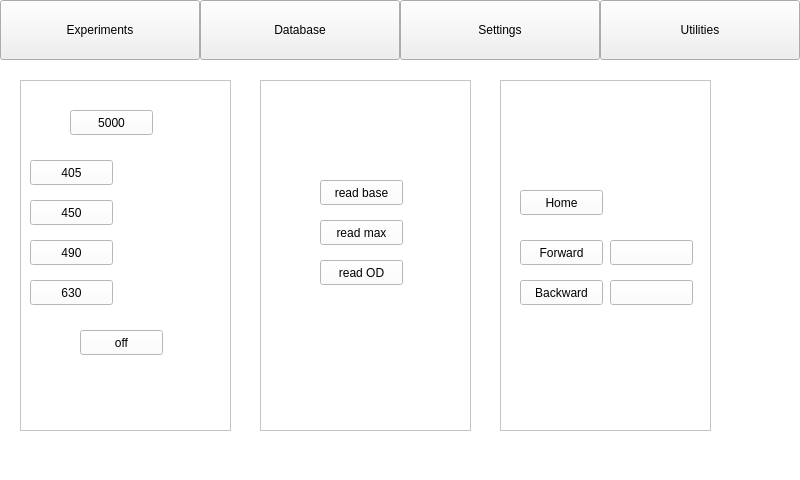
srikrishnan90/ELISAREADER, file mainwindow.ui: the form before one commit.
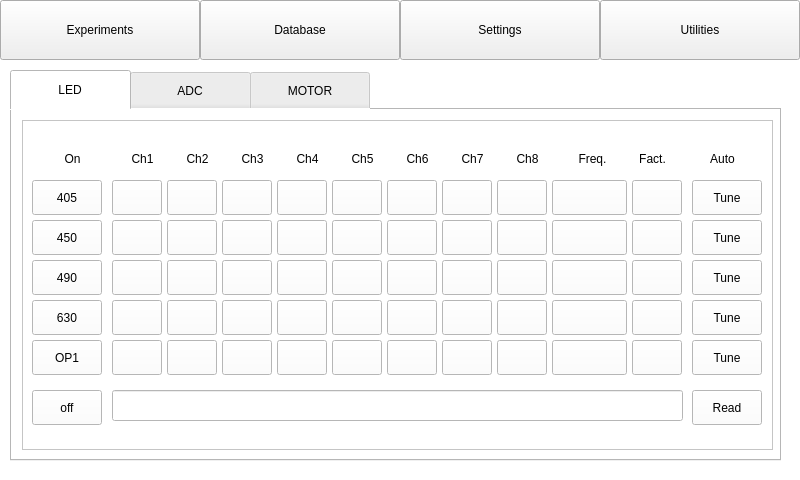
The form after the commit. The open tabs and pages were chosen to show the change.

What changed in the file:
```diff
--- a/mainwindow.ui
+++ b/mainwindow.ui
@@ -6661,13 +6661,32 @@
      </widget>
     </widget>
     <widget class="QWidget" name="page_7">
+     <widget class="QTabWidget" name="tabWidget_2">
+      <property name="geometry">
+       <rect>
+        <x>10</x>
+        <y>70</y>
+        <width>771</width>
+        <height>391</height>
+       </rect>
+      </property>
+      <property name="styleSheet">
+       <string notr="true">QTabBar::tab { height: 40px; width: 120px; }</string>
+      </property>
+      <property name="currentIndex">
+       <number>1</number>
+      </property>
+      <widget class="QWidget" name="tab_7">
+       <attribute name="title">
+        <string>LED</string>
+       </attribute>
      <widget class="QFrame" name="frame_15">
       <property name="geometry">
        <rect>
-        <x>20</x>
-        <y>80</y>
-        <width>211</width>
-        <height>351</height>
+          <x>10</x>
+          <y>10</y>
+          <width>751</width>
+          <height>330</height>
        </rect>
       </property>
       <property name="frameShape">
@@ -6680,9 +6699,9 @@
        <property name="geometry">
         <rect>
          <x>10</x>
-         <y>80</y>
-         <width>83</width>
-         <height>25</height>
+           <y>60</y>
+           <width>70</width>
+           <height>35</height>
         </rect>
        </property>
        <property name="text">
@@ -6693,9 +6712,9 @@
        <property name="geometry">
         <rect>
          <x>10</x>
-         <y>120</y>
-         <width>83</width>
-         <height>25</height>
+           <y>100</y>
+           <width>70</width>
+           <height>35</height>
         </rect>
        </property>
        <property name="text">
@@ -6706,9 +6725,9 @@
        <property name="geometry">
         <rect>
          <x>10</x>
-         <y>160</y>
-         <width>83</width>
-         <height>25</height>
+           <y>140</y>
+           <width>70</width>
+           <height>35</height>
         </rect>
        </property>
        <property name="text">
@@ -6719,49 +6738,984 @@
        <property name="geometry">
         <rect>
          <x>10</x>
-         <y>200</y>
-         <width>83</width>
-         <height>25</height>
+           <y>180</y>
+           <width>70</width>
+           <height>35</height>
         </rect>
        </property>
        <property name="text">
         <string>630</string>
        </property>
       </widget>
-      <widget class="QPushButton" name="pushButton_10">
-       <property name="geometry">
-        <rect>
-         <x>50</x>
-         <y>30</y>
-         <width>83</width>
-         <height>25</height>
-        </rect>
-       </property>
-       <property name="text">
-        <string>5000</string>
-       </property>
-      </widget>
       <widget class="QPushButton" name="pushButton_11">
        <property name="geometry">
         <rect>
-         <x>60</x>
-         <y>250</y>
-         <width>83</width>
-         <height>25</height>
+           <x>10</x>
+           <y>270</y>
+           <width>70</width>
+           <height>35</height>
         </rect>
        </property>
        <property name="text">
         <string>off</string>
        </property>
       </widget>
-     </widget>
+        <widget class="QPushButton" name="pushButton_56">
+         <property name="geometry">
+          <rect>
+           <x>10</x>
+           <y>220</y>
+           <width>70</width>
+           <height>35</height>
+          </rect>
+         </property>
+         <property name="text">
+          <string>OP1</string>
+         </property>
+        </widget>
+        <widget class="QLabel" name="label_57">
+         <property name="geometry">
+          <rect>
+           <x>100</x>
+           <y>30</y>
+           <width>41</width>
+           <height>17</height>
+          </rect>
+         </property>
+         <property name="text">
+          <string>Ch1</string>
+         </property>
+         <property name="alignment">
+          <set>Qt::AlignCenter</set>
+         </property>
+        </widget>
+        <widget class="QLabel" name="label_58">
+         <property name="geometry">
+          <rect>
+           <x>155</x>
+           <y>30</y>
+           <width>41</width>
+           <height>17</height>
+          </rect>
+         </property>
+         <property name="text">
+          <string>Ch2</string>
+         </property>
+         <property name="alignment">
+          <set>Qt::AlignCenter</set>
+         </property>
+        </widget>
+        <widget class="QLabel" name="label_59">
+         <property name="geometry">
+          <rect>
+           <x>210</x>
+           <y>30</y>
+           <width>41</width>
+           <height>17</height>
+          </rect>
+         </property>
+         <property name="text">
+          <string>Ch3</string>
+         </property>
+         <property name="alignment">
+          <set>Qt::AlignCenter</set>
+         </property>
+        </widget>
+        <widget class="QLabel" name="label_60">
+         <property name="geometry">
+          <rect>
+           <x>265</x>
+           <y>30</y>
+           <width>41</width>
+           <height>17</height>
+          </rect>
+         </property>
+         <property name="text">
+          <string>Ch4</string>
+         </property>
+         <property name="alignment">
+          <set>Qt::AlignCenter</set>
+         </property>
+        </widget>
+        <widget class="QLabel" name="label_61">
+         <property name="geometry">
+          <rect>
+           <x>320</x>
+           <y>30</y>
+           <width>41</width>
+           <height>17</height>
+          </rect>
+         </property>
+         <property name="text">
+          <string>Ch5</string>
+         </property>
+         <property name="alignment">
+          <set>Qt::AlignCenter</set>
+         </property>
+        </widget>
+        <widget class="QLabel" name="label_62">
+         <property name="geometry">
+          <rect>
+           <x>375</x>
+           <y>30</y>
+           <width>41</width>
+           <height>17</height>
+          </rect>
+         </property>
+         <property name="text">
+          <string>Ch6</string>
+         </property>
+         <property name="alignment">
+          <set>Qt::AlignCenter</set>
+         </property>
+        </widget>
+        <widget class="QLabel" name="label_63">
+         <property name="geometry">
+          <rect>
+           <x>430</x>
+           <y>30</y>
+           <width>41</width>
+           <height>17</height>
+          </rect>
+         </property>
+         <property name="text">
+          <string>Ch7</string>
+         </property>
+         <property name="alignment">
+          <set>Qt::AlignCenter</set>
+         </property>
+        </widget>
+        <widget class="QLabel" name="label_64">
+         <property name="geometry">
+          <rect>
+           <x>485</x>
+           <y>30</y>
+           <width>41</width>
+           <height>17</height>
+          </rect>
+         </property>
+         <property name="text">
+          <string>Ch8</string>
+         </property>
+         <property name="alignment">
+          <set>Qt::AlignCenter</set>
+         </property>
+        </widget>
+        <widget class="QLabel" name="label_65">
+         <property name="geometry">
+          <rect>
+           <x>550</x>
+           <y>30</y>
+           <width>41</width>
+           <height>17</height>
+          </rect>
+         </property>
+         <property name="text">
+          <string>Freq.</string>
+         </property>
+         <property name="alignment">
+          <set>Qt::AlignCenter</set>
+         </property>
+        </widget>
+        <widget class="QLabel" name="label_66">
+         <property name="geometry">
+          <rect>
+           <x>610</x>
+           <y>30</y>
+           <width>41</width>
+           <height>17</height>
+          </rect>
+         </property>
+         <property name="text">
+          <string>Fact.</string>
+         </property>
+         <property name="alignment">
+          <set>Qt::AlignCenter</set>
+         </property>
+        </widget>
+        <widget class="QPushButton" name="pushButton_57">
+         <property name="geometry">
+          <rect>
+           <x>670</x>
+           <y>220</y>
+           <width>70</width>
+           <height>35</height>
+          </rect>
+         </property>
+         <property name="text">
+          <string>Tune</string>
+         </property>
+        </widget>
+        <widget class="QPushButton" name="pushButton_58">
+         <property name="geometry">
+          <rect>
+           <x>670</x>
+           <y>140</y>
+           <width>70</width>
+           <height>35</height>
+          </rect>
+         </property>
+         <property name="text">
+          <string>Tune</string>
+         </property>
+        </widget>
+        <widget class="QPushButton" name="pushButton_59">
+         <property name="geometry">
+          <rect>
+           <x>670</x>
+           <y>60</y>
+           <width>70</width>
+           <height>35</height>
+          </rect>
+         </property>
+         <property name="text">
+          <string>Tune</string>
+         </property>
+        </widget>
+        <widget class="QPushButton" name="pushButton_60">
+         <property name="geometry">
+          <rect>
+           <x>670</x>
+           <y>100</y>
+           <width>70</width>
+           <height>35</height>
+          </rect>
+         </property>
+         <property name="text">
+          <string>Tune</string>
+         </property>
+        </widget>
+        <widget class="QPushButton" name="pushButton_61">
+         <property name="geometry">
+          <rect>
+           <x>670</x>
+           <y>180</y>
+           <width>70</width>
+           <height>35</height>
+          </rect>
+         </property>
+         <property name="text">
+          <string>Tune</string>
+         </property>
+        </widget>
+        <widget class="QPushButton" name="ch1_op1">
+         <property name="geometry">
+          <rect>
+           <x>90</x>
+           <y>220</y>
+           <width>50</width>
+           <height>35</height>
+          </rect>
+         </property>
+         <property name="text">
+          <string/>
+         </property>
+        </widget>
+        <widget class="QPushButton" name="ch1_490">
+         <property name="geometry">
+          <rect>
+           <x>90</x>
+           <y>140</y>
+           <width>50</width>
+           <height>35</height>
+          </rect>
+         </property>
+         <property name="text">
+          <string/>
+         </property>
+        </widget>
+        <widget class="QPushButton" name="ch1_405">
+         <property name="geometry">
+          <rect>
+           <x>90</x>
+           <y>60</y>
+           <width>50</width>
+           <height>35</height>
+          </rect>
+         </property>
+         <property name="text">
+          <string/>
+         </property>
+        </widget>
+        <widget class="QPushButton" name="ch1_450">
+         <property name="geometry">
+          <rect>
+           <x>90</x>
+           <y>100</y>
+           <width>50</width>
+           <height>35</height>
+          </rect>
+         </property>
+         <property name="text">
+          <string/>
+         </property>
+        </widget>
+        <widget class="QPushButton" name="ch1_630">
+         <property name="geometry">
+          <rect>
+           <x>90</x>
+           <y>180</y>
+           <width>50</width>
+           <height>35</height>
+          </rect>
+         </property>
+         <property name="text">
+          <string/>
+         </property>
+        </widget>
+        <widget class="QPushButton" name="ch2_op1">
+         <property name="geometry">
+          <rect>
+           <x>145</x>
+           <y>220</y>
+           <width>50</width>
+           <height>35</height>
+          </rect>
+         </property>
+         <property name="text">
+          <string/>
+         </property>
+        </widget>
+        <widget class="QPushButton" name="ch2_490">
+         <property name="geometry">
+          <rect>
+           <x>145</x>
+           <y>140</y>
+           <width>50</width>
+           <height>35</height>
+          </rect>
+         </property>
+         <property name="text">
+          <string/>
+         </property>
+        </widget>
+        <widget class="QPushButton" name="ch2_405">
+         <property name="geometry">
+          <rect>
+           <x>145</x>
+           <y>60</y>
+           <width>50</width>
+           <height>35</height>
+          </rect>
+         </property>
+         <property name="text">
+          <string/>
+         </property>
+        </widget>
+        <widget class="QPushButton" name="ch2_450">
+         <property name="geometry">
+          <rect>
+           <x>145</x>
+           <y>100</y>
+           <width>50</width>
+           <height>35</height>
+          </rect>
+         </property>
+         <property name="text">
+          <string/>
+         </property>
+        </widget>
+        <widget class="QPushButton" name="ch2_630">
+         <property name="geometry">
+          <rect>
+           <x>145</x>
+           <y>180</y>
+           <width>50</width>
+           <height>35</height>
+          </rect>
+         </property>
+         <property name="text">
+          <string/>
+         </property>
+        </widget>
+        <widget class="QPushButton" name="ch3_op1">
+         <property name="geometry">
+          <rect>
+           <x>200</x>
+           <y>220</y>
+           <width>50</width>
+           <height>35</height>
+          </rect>
+         </property>
+         <property name="text">
+          <string/>
+         </property>
+        </widget>
+        <widget class="QPushButton" name="ch3_490">
+         <property name="geometry">
+          <rect>
+           <x>200</x>
+           <y>140</y>
+           <width>50</width>
+           <height>35</height>
+          </rect>
+         </property>
+         <property name="text">
+          <string/>
+         </property>
+        </widget>
+        <widget class="QPushButton" name="ch3_405">
+         <property name="geometry">
+          <rect>
+           <x>200</x>
+           <y>60</y>
+           <width>50</width>
+           <height>35</height>
+          </rect>
+         </property>
+         <property name="text">
+          <string/>
+         </property>
+        </widget>
+        <widget class="QPushButton" name="ch3_450">
+         <property name="geometry">
+          <rect>
+           <x>200</x>
+           <y>100</y>
+           <width>50</width>
+           <height>35</height>
+          </rect>
+         </property>
+         <property name="text">
+          <string/>
+         </property>
+        </widget>
+        <widget class="QPushButton" name="ch3_630">
+         <property name="geometry">
+          <rect>
+           <x>200</x>
+           <y>180</y>
+           <width>50</width>
+           <height>35</height>
+          </rect>
+         </property>
+         <property name="text">
+          <string/>
+         </property>
+        </widget>
+        <widget class="QPushButton" name="ch4_op1">
+         <property name="geometry">
+          <rect>
+           <x>255</x>
+           <y>220</y>
+           <width>50</width>
+           <height>35</height>
+          </rect>
+         </property>
+         <property name="text">
+          <string/>
+         </property>
+        </widget>
+        <widget class="QPushButton" name="ch4_490">
+         <property name="geometry">
+          <rect>
+           <x>255</x>
+           <y>140</y>
+           <width>50</width>
+           <height>35</height>
+          </rect>
+         </property>
+         <property name="text">
+          <string/>
+         </property>
+        </widget>
+        <widget class="QPushButton" name="ch4_405">
+         <property name="geometry">
+          <rect>
+           <x>255</x>
+           <y>60</y>
+           <width>50</width>
+           <height>35</height>
+          </rect>
+         </property>
+         <property name="text">
+          <string/>
+         </property>
+        </widget>
+        <widget class="QPushButton" name="ch4_450">
+         <property name="geometry">
+          <rect>
+           <x>255</x>
+           <y>100</y>
+           <width>50</width>
+           <height>35</height>
+          </rect>
+         </property>
+         <property name="text">
+          <string/>
+         </property>
+        </widget>
+        <widget class="QPushButton" name="ch4_630">
+         <property name="geometry">
+          <rect>
+           <x>255</x>
+           <y>180</y>
+           <width>50</width>
+           <height>35</height>
+          </rect>
+         </property>
+         <property name="text">
+          <string/>
+         </property>
+        </widget>
+        <widget class="QPushButton" name="ch5_op1">
+         <property name="geometry">
+          <rect>
+           <x>310</x>
+           <y>220</y>
+           <width>50</width>
+           <height>35</height>
+          </rect>
+         </property>
+         <property name="text">
+          <string/>
+         </property>
+        </widget>
+        <widget class="QPushButton" name="ch5_490">
+         <property name="geometry">
+          <rect>
+           <x>310</x>
+           <y>140</y>
+           <width>50</width>
+           <height>35</height>
+          </rect>
+         </property>
+         <property name="text">
+          <string/>
+         </property>
+        </widget>
+        <widget class="QPushButton" name="ch5_405">
+         <property name="geometry">
+          <rect>
+           <x>310</x>
+           <y>60</y>
+           <width>50</width>
+           <height>35</height>
+          </rect>
+         </property>
+         <property name="text">
+          <string/>
+         </property>
+        </widget>
+        <widget class="QPushButton" name="ch5_450">
+         <property name="geometry">
+          <rect>
+           <x>310</x>
+           <y>100</y>
+           <width>50</width>
+           <height>35</height>
+          </rect>
+         </property>
+         <property name="text">
+          <string/>
+         </property>
+        </widget>
+        <widget class="QPushButton" name="ch5_630">
+         <property name="geometry">
+          <rect>
+           <x>310</x>
+           <y>180</y>
+           <width>50</width>
+           <height>35</height>
+          </rect>
+         </property>
+         <property name="text">
+          <string/>
+         </property>
+        </widget>
+        <widget class="QPushButton" name="ch6_405">
+         <property name="geometry">
+          <rect>
+           <x>365</x>
+           <y>60</y>
+           <width>50</width>
+           <height>35</height>
+          </rect>
+         </property>
+         <property name="text">
+          <string/>
+         </property>
+        </widget>
+        <widget class="QPushButton" name="ch6_630">
+         <property name="geometry">
+          <rect>
+           <x>365</x>
+           <y>180</y>
+           <width>50</width>
+           <height>35</height>
+          </rect>
+         </property>
+         <property name="text">
+          <string/>
+         </property>
+        </widget>
+        <widget class="QPushButton" name="ch6_490">
+         <property name="geometry">
+          <rect>
+           <x>365</x>
+           <y>140</y>
+           <width>50</width>
+           <height>35</height>
+          </rect>
+         </property>
+         <property name="text">
+          <string/>
+         </property>
+        </widget>
+        <widget class="QPushButton" name="ch6_450">
+         <property name="geometry">
+          <rect>
+           <x>365</x>
+           <y>100</y>
+           <width>50</width>
+           <height>35</height>
+          </rect>
+         </property>
+         <property name="text">
+          <string/>
+         </property>
+        </widget>
+        <widget class="QPushButton" name="ch6_op1">
+         <property name="geometry">
+          <rect>
+           <x>365</x>
+           <y>220</y>
+           <width>50</width>
+           <height>35</height>
+          </rect>
+         </property>
+         <property name="text">
+          <string/>
+         </property>
+        </widget>
+        <widget class="QPushButton" name="ch7_405">
+         <property name="geometry">
+          <rect>
+           <x>420</x>
+           <y>60</y>
+           <width>50</width>
+           <height>35</height>
+          </rect>
+         </property>
+         <property name="text">
+          <string/>
+         </property>
+        </widget>
+        <widget class="QPushButton" name="ch7_630">
+         <property name="geometry">
+          <rect>
+           <x>420</x>
+           <y>180</y>
+           <width>50</width>
+           <height>35</height>
+          </rect>
+         </property>
+         <property name="text">
+          <string/>
+         </property>
+        </widget>
+        <widget class="QPushButton" name="ch7_490">
+         <property name="geometry">
+          <rect>
+           <x>420</x>
+           <y>140</y>
+           <width>50</width>
+           <height>35</height>
+          </rect>
+         </property>
+         <property name="text">
+          <string/>
+         </property>
+        </widget>
+        <widget class="QPushButton" name="ch7_450">
+         <property name="geometry">
+          <rect>
+           <x>420</x>
+           <y>100</y>
+           <width>50</width>
+           <height>35</height>
+          </rect>
+         </property>
+         <property name="text">
+          <string/>
+         </property>
+        </widget>
+        <widget class="QPushButton" name="ch7_op1">
+         <property name="geometry">
+          <rect>
+           <x>420</x>
+           <y>220</y>
+           <width>50</width>
+           <height>35</height>
+          </rect>
+         </property>
+         <property name="text">
+          <string/>
+         </property>
+        </widget>
+        <widget class="QPushButton" name="ch8_405">
+         <property name="geometry">
+          <rect>
+           <x>475</x>
+           <y>60</y>
+           <width>50</width>
+           <height>35</height>
+          </rect>
+         </property>
+         <property name="text">
+          <string/>
+         </property>
+        </widget>
+        <widget class="QPushButton" name="ch8_630">
+         <property name="geometry">
+          <rect>
+           <x>475</x>
+           <y>180</y>
+           <width>50</width>
+           <height>35</height>
+          </rect>
+         </property>
+         <property name="text">
+          <string/>
+         </property>
+        </widget>
+        <widget class="QPushButton" name="ch8_490">
+         <property name="geometry">
+          <rect>
+           <x>475</x>
+           <y>140</y>
+           <width>50</width>
+           <height>35</height>
+          </rect>
+         </property>
+         <property name="text">
+          <string/>
+         </property>
+        </widget>
+        <widget class="QPushButton" name="ch8_450">
+         <property name="geometry">
+          <rect>
+           <x>475</x>
+           <y>100</y>
+           <width>50</width>
+           <height>35</height>
+          </rect>
+         </property>
+         <property name="text">
+          <string/>
+         </property>
+        </widget>
+        <widget class="QPushButton" name="ch8_op1">
+         <property name="geometry">
+          <rect>
+           <x>475</x>
+           <y>220</y>
+           <width>50</width>
+           <height>35</height>
+          </rect>
+         </property>
+         <property name="text">
+          <string/>
+         </property>
+        </widget>
+        <widget class="QPushButton" name="freq_405">
+         <property name="geometry">
+          <rect>
+           <x>530</x>
+           <y>60</y>
+           <width>75</width>
+           <height>35</height>
+          </rect>
+         </property>
+         <property name="text">
+          <string/>
+         </property>
+        </widget>
+        <widget class="QPushButton" name="freq_630">
+         <property name="geometry">
+          <rect>
+           <x>530</x>
+           <y>180</y>
+           <width>75</width>
+           <height>35</height>
+          </rect>
+         </property>
+         <property name="text">
+          <string/>
+         </property>
+        </widget>
+        <widget class="QPushButton" name="freq_490">
+         <property name="geometry">
+          <rect>
+           <x>530</x>
+           <y>140</y>
+           <width>75</width>
+           <height>35</height>
+          </rect>
+         </property>
+         <property name="text">
+          <string/>
+         </property>
+        </widget>
+        <widget class="QPushButton" name="freq_450">
+         <property name="geometry">
+          <rect>
+           <x>530</x>
+           <y>100</y>
+           <width>75</width>
+           <height>35</height>
+          </rect>
+         </property>
+         <property name="text">
+          <string/>
+         </property>
+        </widget>
+        <widget class="QPushButton" name="freq_op1">
+         <property name="geometry">
+          <rect>
+           <x>530</x>
+           <y>220</y>
+           <width>75</width>
+           <height>35</height>
+          </rect>
+         </property>
+         <property name="text">
+          <string/>
+         </property>
+        </widget>
+        <widget class="QPushButton" name="fact_405">
+         <property name="geometry">
+          <rect>
+           <x>610</x>
+           <y>60</y>
+           <width>50</width>
+           <height>35</height>
+          </rect>
+         </property>
+         <property name="text">
+          <string/>
+         </property>
+        </widget>
+        <widget class="QPushButton" name="fact_630">
+         <property name="geometry">
+          <rect>
+           <x>610</x>
+           <y>180</y>
+           <width>50</width>
+           <height>35</height>
+          </rect>
+         </property>
+         <property name="text">
+          <string/>
+         </property>
+        </widget>
+        <widget class="QPushButton" name="fact_490">
+         <property name="geometry">
+          <rect>
+           <x>610</x>
+           <y>140</y>
+           <width>50</width>
+           <height>35</height>
+          </rect>
+         </property>
+         <property name="text">
+          <string/>
+         </property>
+        </widget>
+        <widget class="QPushButton" name="fact_450">
+         <property name="geometry">
+          <rect>
+           <x>610</x>
+           <y>100</y>
+           <width>50</width>
+           <height>35</height>
+          </rect>
+         </property>
+         <property name="text">
+          <string/>
+         </property>
+        </widget>
+        <widget class="QPushButton" name="fact_op1">
+         <property name="geometry">
+          <rect>
+           <x>610</x>
+           <y>220</y>
+           <width>50</width>
+           <height>35</height>
+          </rect>
+         </property>
+         <property name="text">
+          <string/>
+         </property>
+        </widget>
+        <widget class="QLabel" name="label_77">
+         <property name="geometry">
+          <rect>
+           <x>30</x>
+           <y>30</y>
+           <width>41</width>
+           <height>17</height>
+          </rect>
+         </property>
+         <property name="text">
+          <string>On</string>
+         </property>
+         <property name="alignment">
+          <set>Qt::AlignCenter</set>
+         </property>
+        </widget>
+        <widget class="QLabel" name="label_78">
+         <property name="geometry">
+          <rect>
+           <x>680</x>
+           <y>30</y>
+           <width>41</width>
+           <height>17</height>
+          </rect>
+         </property>
+         <property name="text">
+          <string>Auto</string>
+         </property>
+         <property name="alignment">
+          <set>Qt::AlignCenter</set>
+         </property>
+        </widget>
+        <widget class="QLineEdit" name="lineEdit">
+         <property name="geometry">
+          <rect>
+           <x>90</x>
+           <y>270</y>
+           <width>571</width>
+           <height>31</height>
+          </rect>
+         </property>
+        </widget>
+        <widget class="QPushButton" name="pushButton_62">
+         <property name="geometry">
+          <rect>
+           <x>670</x>
+           <y>270</y>
+           <width>70</width>
+           <height>35</height>
+          </rect>
+         </property>
+         <property name="text">
+          <string>Read</string>
+         </property>
+        </widget>
+       </widget>
+      </widget>
+      <widget class="QWidget" name="tab_8">
+       <attribute name="title">
+        <string>ADC</string>
+       </attribute>
      <widget class="QFrame" name="frame_16">
       <property name="geometry">
        <rect>
-        <x>260</x>
-        <y>80</y>
+          <x>30</x>
+          <y>20</y>
         <width>211</width>
-        <height>351</height>
+          <height>321</height>
        </rect>
       </property>
       <property name="frameShape">
@@ -6810,13 +7764,18 @@
        </property>
       </widget>
      </widget>
+      </widget>
+      <widget class="QWidget" name="tab_9">
+       <attribute name="title">
+        <string>MOTOR</string>
+       </attribute>
      <widget class="QFrame" name="frame_17">
       <property name="geometry">
        <rect>
-        <x>500</x>
-        <y>80</y>
+          <x>40</x>
+          <y>20</y>
         <width>211</width>
-        <height>351</height>
+          <height>321</height>
        </rect>
       </property>
       <property name="frameShape">
@@ -6892,6 +7851,8 @@
       </widget>
      </widget>
     </widget>
+     </widget>
+    </widget>
     <widget class="QWidget" name="page_10">
      <widget class="QPushButton" name="pushButton_22">
       <property name="geometry">
```
Left out of the diff: 43 changed lines with no effect on the pictures. Lines whose indentation alone changed are shown as unchanged.
